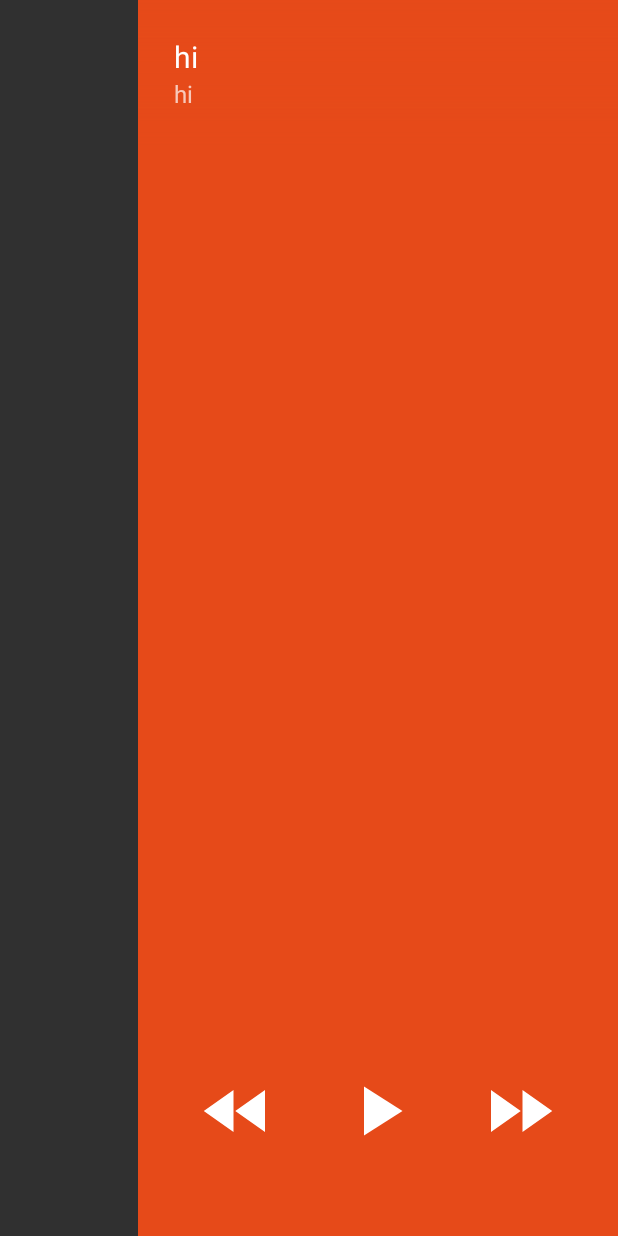
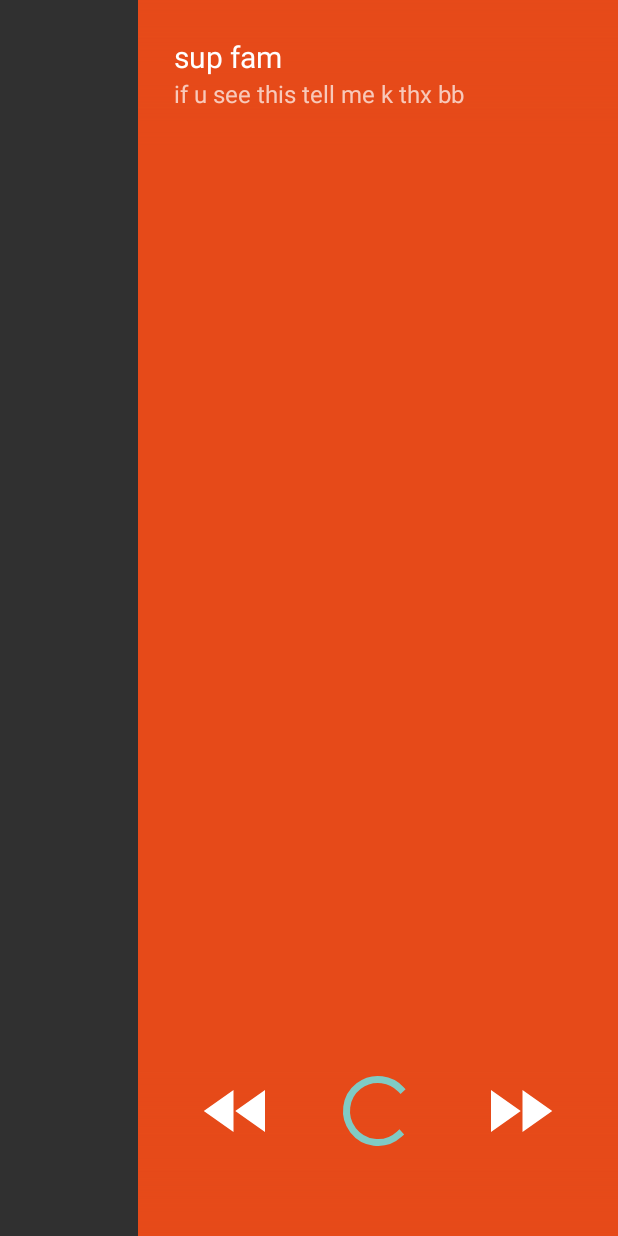
Before and after one commit to Aphoh/Muser, an Android app: the layout drawer_main.xml on its own in the app's theme, with its tools: preview values and no code run, on a phone screen of 412 x 824 dp. Run offline under Robolectric (Android 15) with nearby library versions, the phone set to English and light mode, and no system bars.

Commit message:
Small UI/Restructuring tweaks

```diff
--- /dev/null
+++ b/app/src/main/res/drawable/controls_backdrop.xml
@@ -0,0 +1,6 @@
+<?xml version="1.0" encoding="utf-8"?>
+<shape xmlns:android="http://schemas.android.com/apk/res/android">
+    <gradient android:angle="90"
+        android:startColor="@color/primary_dark"
+        android:endColor="@android:color/transparent"/>
+</shape>
--- a/app/src/main/res/layout/activity_main.xml
+++ b/app/src/main/res/layout/activity_main.xml
@@ -1,19 +1,18 @@
-<android.support.v4.widget.DrawerLayout
+<android.support.v4.widget.DrawerLayout xmlns:android="http://schemas.android.com/apk/res/android"
     android:id="@+id/drawerlayout_main"
-    xmlns:android="http://schemas.android.com/apk/res/android"
     android:layout_width="match_parent"
     android:layout_height="match_parent">
 
     <RelativeLayout
+        android:id="@+id/relativelayout_main_content"
         android:layout_width="match_parent"
-        android:layout_height="match_parent"
-        android:id="@+id/relativelayout_main_content">
+        android:layout_height="match_parent">
 
         <View
             android:id="@+id/status_bar_offset"
             android:layout_width="match_parent"
             android:layout_height="@dimen/statusbar_height"
-            android:background="@color/primary_dark"/>
+            android:background="@color/primary_dark" />
 
         <LinearLayout
             android:layout_width="match_parent"
@@ -25,7 +24,7 @@
                 android:id="@+id/toolbar"
                 style="@style/ToolbarTheme"
                 android:layout_width="match_parent"
-                android:layout_height="?attr/actionBarSize"/>
+                android:layout_height="?attr/actionBarSize" />
 
             <android.support.v4.widget.SwipeRefreshLayout
                 android:id="@+id/swiperefresh_main"
@@ -38,7 +37,7 @@
                     android:layout_width="match_parent"
                     android:layout_height="match_parent"
                     android:clipToPadding="false"
-                    android:fitsSystemWindows="true"/>
+                    android:fitsSystemWindows="true" />
 
             </android.support.v4.widget.SwipeRefreshLayout>
 
@@ -47,8 +46,8 @@
 
     </RelativeLayout>
 
-    <include layout="@layout/drawer_main"/>
+    <include layout="@layout/drawer_main" />
 
-    <include layout="@layout/drawer_subreddits"/>
+    <include layout="@layout/drawer_subreddits" />
 
 </android.support.v4.widget.DrawerLayout>
--- a/app/src/main/res/layout/drawer_main.xml
+++ b/app/src/main/res/layout/drawer_main.xml
@@ -1,21 +1,18 @@
 <?xml version="1.0" encoding="utf-8"?>
-<RelativeLayout
-        xmlns:android="http://schemas.android.com/apk/res/android"
+<RelativeLayout xmlns:android="http://schemas.android.com/apk/res/android"
     android:id="@+id/drawercontent_main"
     android:layout_width="320dp"
     android:layout_height="match_parent"
     android:layout_gravity="end"
     android:background="@color/primary_dark"
     android:fitsSystemWindows="true"
-        android:paddingTop="@dimen/statusbar_height"
-        >
+    android:paddingTop="@dimen/statusbar_height">
 
     <ImageView
         android:id="@+id/imageview_main_song"
         android:layout_width="match_parent"
         android:layout_height="match_parent"
-            android:layout_alignParentTop="true"
-            />
+        android:layout_alignParentTop="true" />
 
     <LinearLayout
         android:layout_width="match_parent"
@@ -24,63 +21,77 @@
         android:background="@drawable/text_backdrop"
         android:orientation="vertical"
         android:padding="24dp"
-            android:paddingBottom="40dp"
-            >
+        android:paddingBottom="40dp">
 
         <TextView
             android:id="@+id/textview_main_song_title"
             android:layout_width="match_parent"
             android:layout_height="match_parent"
             android:layout_gravity="center_horizontal"
-                android:text="hi"
+            android:text="sup fam"
             android:textColor="@color/primary_text_light"
-                android:textSize="@dimen/abc_text_size_title_material"
-                />
+            android:textSize="@dimen/abc_text_size_title_material" />
 
         <TextView
             android:id="@+id/textview_main_song_artist"
             android:layout_width="match_parent"
             android:layout_height="match_parent"
             android:layout_gravity="center_horizontal"
-                android:text="hi"
+            android:text="if u see this tell me k thx bb"
             android:textColor="@color/secondary_text_light"
-                android:textSize="@dimen/abc_text_size_subtitle_material_toolbar"
-                />
+            android:textSize="@dimen/abc_text_size_subtitle_material_toolbar" />
     </LinearLayout>
+
+    <FrameLayout
+        android:layout_width="match_parent"
+        android:layout_height="wrap_content"
+        android:layout_alignParentBottom="true"
+        android:layout_alignBottom="@id/imageview_main_song"
+        android:background="@drawable/controls_backdrop">
 
         <LinearLayout
             android:layout_width="match_parent"
             android:layout_height="wrap_content"
-            android:layout_alignParentBottom="true"
-            android:layout_marginBottom="@dimen/navbar_height"
-            android:layout_centerHorizontal="true"
-            >
+            android:layout_marginBottom="@dimen/navbar_height">
 
             <ImageView
                 android:id="@+id/drawer_rewind"
-                android:background="?attr/selectableItemBackgroundBorderless"
                 android:layout_width="56dp"
                 android:layout_height="56dp"
                 android:layout_weight="1"
-                android:src="@drawable/ic_fast_rewind"
-                />
+                android:background="?attr/selectableItemBackgroundBorderless"
+                android:src="@drawable/ic_fast_rewind" />
+
+            <FrameLayout
+                android:layout_width="56dp"
+                android:layout_height="56dp">
 
                 <com.aphoh.muser.ui.view.PlayPauseView
+                    android:id="@+id/drawer_pause_play_view"
+                    android:layout_width="match_parent"
+                    android:layout_height="match_parent"
                     android:background="?attr/selectableItemBackgroundBorderless"
-                android:id="@+id/drawer_pause_play_view"
+                    android:visibility="gone" />
+
+                <ProgressBar
+                    android:id="@+id/progress_loading"
+                    android:layout_width="match_parent"
+                    android:layout_height="match_parent"
+                    android:background="?attr/selectableItemBackgroundBorderless"
+                    android:indeterminate="true"
+                    android:visibility="visible" />
+
+            </FrameLayout>
+
+            <ImageView
+                android:id="@+id/drawer_fast_forward"
                 android:layout_width="56dp"
                 android:layout_height="56dp"
-                />
-
-        <ImageView
-                android:layout_width="56dp"
+                android:layout_weight="1"
                 android:background="?attr/selectableItemBackgroundBorderless"
-                android:layout_height="56dp"
-                android:layout_weight="1"
-                android:src="@drawable/ic_fast_forward"
-                />
+                android:src="@drawable/ic_fast_forward" />
 
         </LinearLayout>
-
+    </FrameLayout>
 
 </RelativeLayout>
--- a/app/src/main/res/layout/row_main.xml
+++ b/app/src/main/res/layout/row_main.xml
@@ -2,7 +2,8 @@
 <RelativeLayout xmlns:android="http://schemas.android.com/apk/res/android"
     android:layout_width="match_parent"
     android:layout_height="128dp"
-    android:orientation="vertical">
+    android:orientation="vertical"
+    android:background="?attr/selectableItemBackground">
 
     <ImageView
         android:id="@+id/row_main_thumb"
```
Lines whose indentation alone changed are shown as unchanged.
